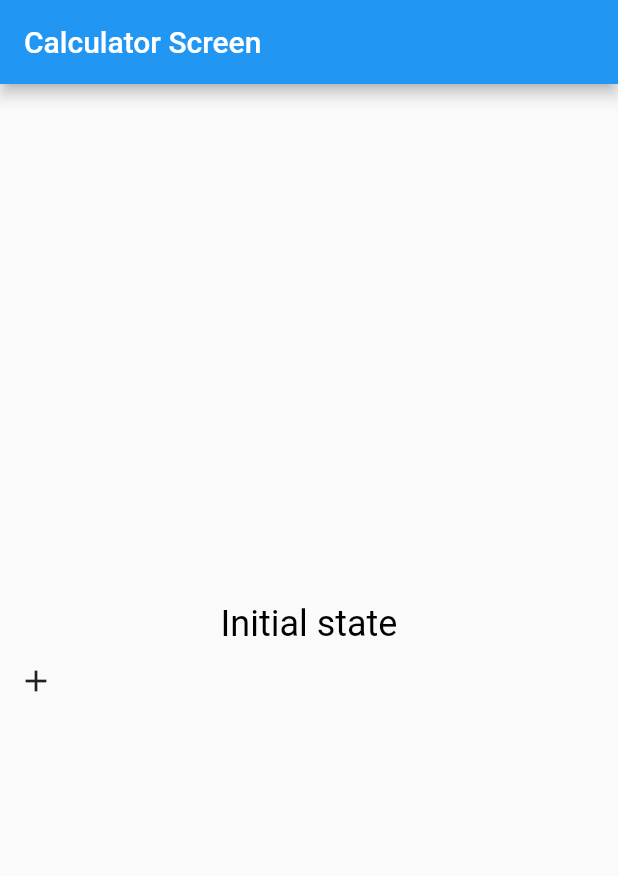
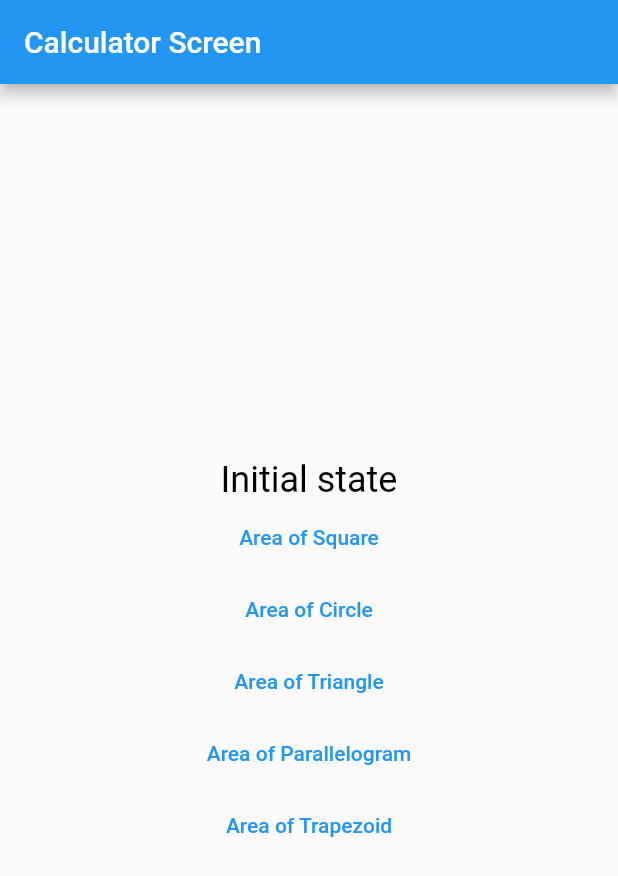
Before and after one commit to solihdev/working_with_bloc, a Flutter app: the screen it shows after launch, on a phone screen of 412 x 824 dp. Shown: the top 876 px of the screen. Run offline on Flutter 3.47's test engine with Material 2 defaults, Android fonts, the phone set to English and light mode, and no system bars; our stand-ins replace flutter_bloc.

Commit message:
some changes

```diff
--- a/lib/bloc/area_calculator/area_calc_state.dart
+++ b/lib/bloc/area_calculator/area_calc_state.dart
@@ -10,38 +10,38 @@ class InitialState extends AreaCalcState {
   final int b;
 }
 
-class AreaOfSquare extends AreaCalcState {
-  AreaOfSquare(this.squareResult);
+class AreaOfSquareState extends AreaCalcState {
+  AreaOfSquareState(this.squareResult);
 
   num squareResult = 0;
 }
 
-class AreaOfRectangle extends AreaCalcState {
-  AreaOfRectangle(this.restangleResult);
+class AreaOfRectangleState extends AreaCalcState {
+  AreaOfRectangleState(this.restangleResult);
 
   num restangleResult = 0;
 }
 
-class AreaOfCircle extends AreaCalcState {
-  AreaOfCircle(this.circleResult);
+class AreaOfCircleState extends AreaCalcState {
+  AreaOfCircleState(this.circleResult);
 
   num circleResult = 0;
 }
 
-class AreaOfTriangle extends AreaCalcState {
-  AreaOfTriangle(this.triangleResult);
+class AreaOfTriangleState extends AreaCalcState {
+  AreaOfTriangleState(this.triangleResult);
 
   num triangleResult = 0;
 }
 
-class AreaOfParallelogram extends AreaCalcState {
-  AreaOfParallelogram(this.parallelogramResult);
+class AreaOfParallelogramState extends AreaCalcState {
+  AreaOfParallelogramState(this.parallelogramResult);
 
   num parallelogramResult = 0;
 }
 
-class AreaOfTrapezoid extends AreaCalcState {
-  AreaOfTrapezoid(this.trapezoidResult);
+class AreaOfTrapezoidState extends AreaCalcState {
+  AreaOfTrapezoidState(this.trapezoidResult);
 
   num trapezoidResult = 0;
 }
--- /dev/null
+++ b/lib/bloc/text_maker/text_maker_state.dart
@@ -0,0 +1,21 @@
+abstract class TextMakerState {}
+
+class InitialState extends TextMakerState {
+  InitialState({
+    required this.word,
+  });
+
+  final String word;
+}
+
+class LowercaseConverterState extends TextMakerState {
+  LowercaseConverterState(this.lowercaseConverterResult);
+
+  String lowercaseConverterResult = "";
+}
+
+class UpperConverterState extends TextMakerState {
+  UpperConverterState(this.uppercaseConverterResult);
+
+  String uppercaseConverterResult = "";
+}
--- a/lib/ui/calculator_screen/calculator_screen.dart
+++ b/lib/ui/calculator_screen/calculator_screen.dart
@@ -12,14 +12,60 @@ class CalculatorScreen extends StatelessWidget {
       appBar: AppBar(
         title: const Text("Calculator Screen"),
       ),
-      body: Column(
+      body: Center(
+        child: Column(
           mainAxisAlignment: MainAxisAlignment.center,
+          crossAxisAlignment: CrossAxisAlignment.center,
           children: [
             BlocBuilder<AreaCalcCubit, AreaCalcState>(
               builder: (context, state) {
-              if (state is AreaOfSquare) {
+                if (state is AreaOfSquareState) {
                   return Text(
-                  "This is Addition:${state.squareResult}",
+                    "Area of Square: ${state.squareResult}",
+                    style: const TextStyle(
+                      fontSize: 24,
+                      color: Colors.black,
+                    ),
+                  );
+                }
+                else if (state is AreaOfRectangleState) {
+                  return Text(
+                    "Area of Rectangle: ${state.restangleResult}",
+                    style: const TextStyle(
+                      fontSize: 24,
+                      color: Colors.black,
+                    ),
+                  );
+                }
+                else if (state is AreaOfCircleState) {
+                  return Text(
+                    "Area of Circle: ${state.circleResult}",
+                    style: const TextStyle(
+                      fontSize: 24,
+                      color: Colors.black,
+                    ),
+                  );
+                }
+                else if (state is AreaOfTriangleState){
+                  return Text(
+                    "Area of Triangle: ${state.triangleResult}",
+                    style: const TextStyle(
+                      fontSize: 24,
+                      color: Colors.black,
+                    ),
+                  );}
+                else if (state is AreaOfParallelogramState) {
+                  return Text(
+                    "Area of Parallelogram: ${state.parallelogramResult}",
+                    style: const TextStyle(
+                      fontSize: 24,
+                      color: Colors.black,
+                    ),
+                  );
+                }
+                else if (state is AreaOfTrapezoidState) {
+                  return Text(
+                    "Area of Trapezoid: ${state.trapezoidResult}",
                     style: const TextStyle(
                       fontSize: 24,
                       color: Colors.black,
@@ -35,16 +81,38 @@ class CalculatorScreen extends StatelessWidget {
                 );
               },
             ),
-          Row(
-            children: [
-              IconButton(
+            TextButton(
               onPressed: () {
-                    BlocProvider.of<AreaCalcCubit>(context).areaOfSquare(12);
+                BlocProvider.of<AreaCalcCubit>(context).areaOfSquare(a: 12);
               },
-                  icon: const Icon(Icons.add)),
+              child: const Text("Area of Square"),
+            ),
+            TextButton(
+              onPressed: () {
+                BlocProvider.of<AreaCalcCubit>(context).areaOfCircle(radius: 12);
+              },
+              child: const Text("Area of Circle"),
+            ),
+            TextButton(
+              onPressed: () {
+                BlocProvider.of<AreaCalcCubit>(context).areaOfTriangle(h: 6,base: 10);
+              },
+              child: const Text("Area of Triangle"),
+            ),
+            TextButton(
+              onPressed: () {
+                BlocProvider.of<AreaCalcCubit>(context).areaOfParallelogram(h: 6,base: 10);
+              },
+              child: const Text("Area of Parallelogram"),
+            ),
+            TextButton(
+              onPressed: () {
+                BlocProvider.of<AreaCalcCubit>(context).areaOfTrapezoid(h: 6,base1: 10,base2: 20);
+              },
+              child: const Text("Area of Trapezoid"),
+            ),
           ],
-          )
-        ],
+        ),
       ),
     );
   }
```
Also changed, not shown: lib/bloc/area_calculator/area_calc_cubit.dart (+12 -12 lines), lib/bloc/text_maker/text_maker_cubit.dart (added, +14 -0 lines). Lines whose indentation alone changed are shown as unchanged.
